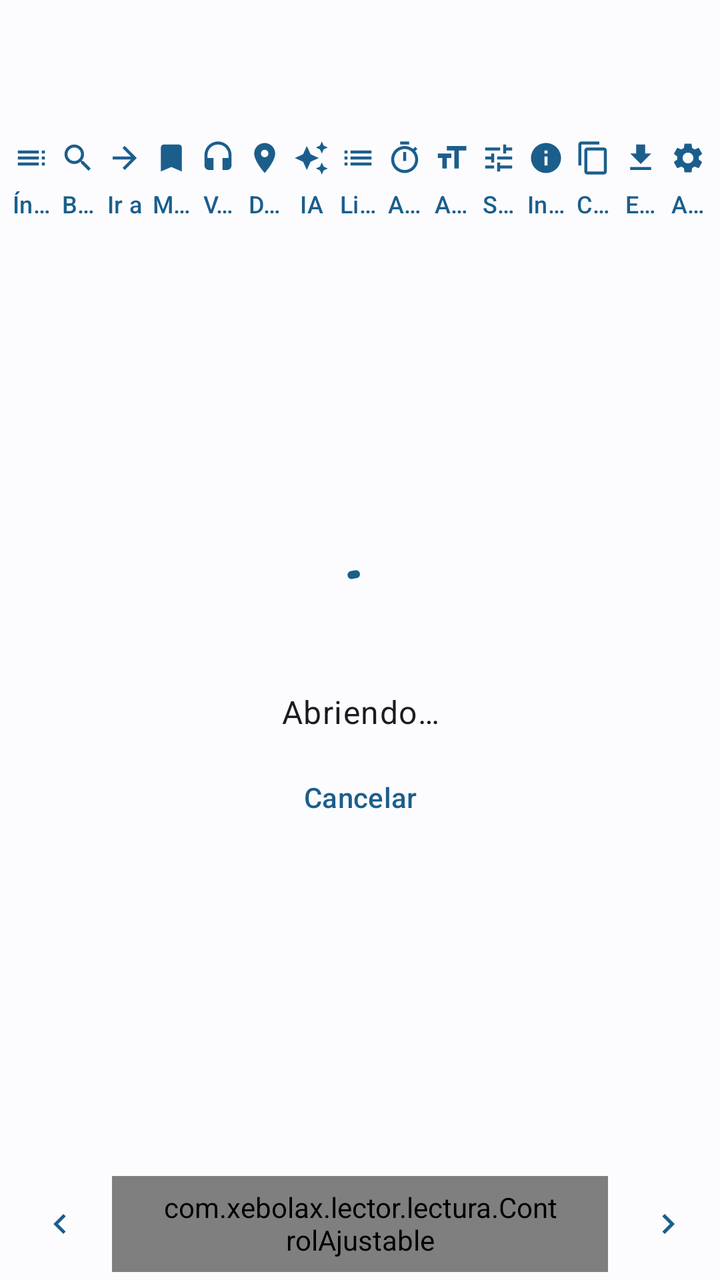
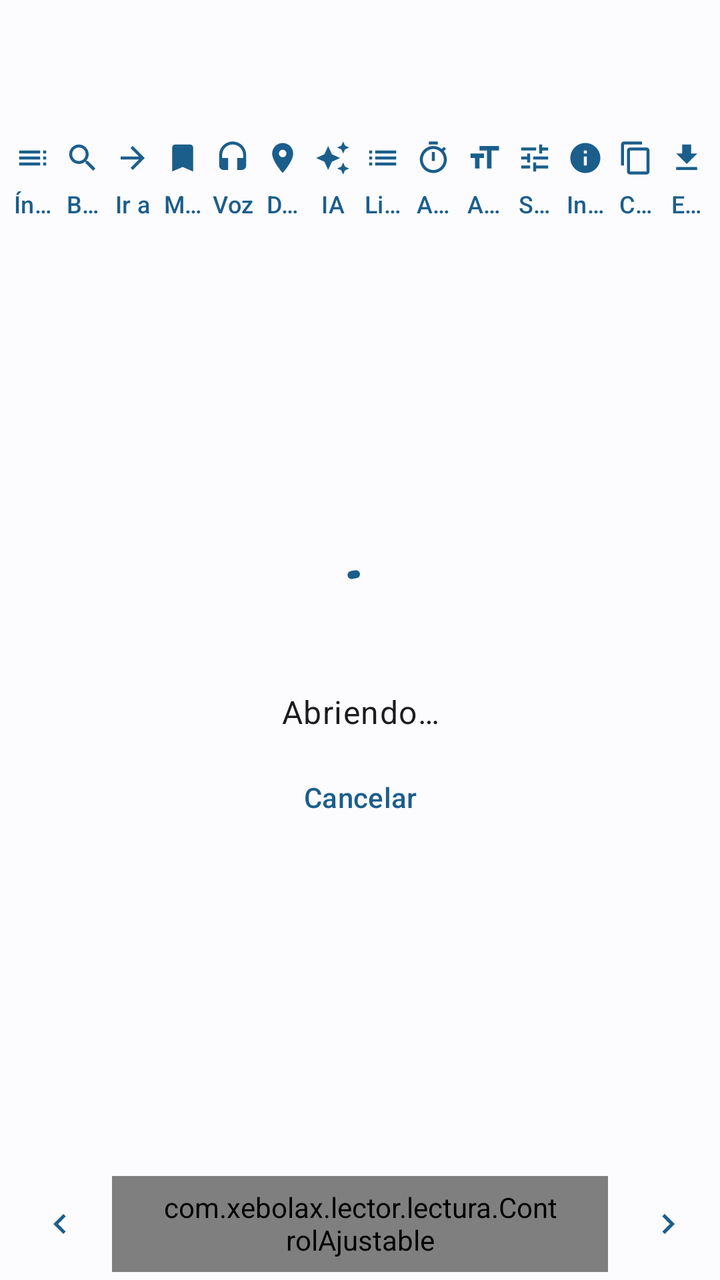

An Android layout rendered at two revisions. The XML below is the earlier revision; the diff shows what the commit changed to produce the second picture.
<!-- AndroidManifest.xml: application theme Tema.Lector -->
<!-- res/layout/activity_lector.xml -->
<?xml version="1.0" encoding="utf-8"?>
<LinearLayout xmlns:android="http://schemas.android.com/apk/res/android"
	xmlns:app="http://schemas.android.com/apk/res-auto"
	android:id="@+id/raiz"
	android:layout_width="match_parent"
	android:layout_height="match_parent"
	android:fitsSystemWindows="true"
	android:orientation="vertical">

	<com.google.android.material.appbar.MaterialToolbar
		android:id="@+id/barra"
		android:layout_width="match_parent"
		android:layout_height="?attr/actionBarSize" />

	
	<LinearLayout
		android:id="@+id/botonera"
		android:layout_width="match_parent"
		android:layout_height="wrap_content"
		android:orientation="vertical"
		android:paddingHorizontal="4dp">

		<LinearLayout
			android:layout_width="match_parent"
			android:layout_height="wrap_content"
			android:orientation="horizontal">

		<com.google.android.material.button.MaterialButton
			android:id="@+id/boton_indice"
			style="@style/Boton.Barra"
			android:contentDescription="@string/indice"
			android:text="@string/indice_corto"
			app:icon="@drawable/ic_indice" />

		<com.google.android.material.button.MaterialButton
			android:id="@+id/boton_buscar"
			style="@style/Boton.Barra"
			android:contentDescription="@string/buscar_en_libro"
			android:text="@string/buscar_corto"
			app:icon="@drawable/ic_buscar" />

		<com.google.android.material.button.MaterialButton
			android:id="@+id/boton_ir"
			style="@style/Boton.Barra"
			android:contentDescription="@string/ir_a"
			android:text="@string/ir_a_corto"
			app:icon="@drawable/ic_ir" />

		<com.google.android.material.button.MaterialButton
			android:id="@+id/boton_marcadores"
			style="@style/Boton.Barra"
			android:contentDescription="@string/marcadores_y_notas"
			android:text="@string/marcadores_corto"
			app:icon="@drawable/ic_marcador" />

		<com.google.android.material.button.MaterialButton
			android:id="@+id/boton_voz"
			style="@style/Boton.Barra"
			android:contentDescription="@string/leer_en_voz_alta"
			android:text="@string/voz_corto"
			app:icon="@drawable/ic_voz" />

		<com.google.android.material.button.MaterialButton
			android:id="@+id/boton_donde"
			style="@style/Boton.Barra"
			android:contentDescription="@string/donde_estoy"
			android:text="@string/donde_corto"
			app:icon="@drawable/ic_donde" />

		<com.google.android.material.button.MaterialButton
			android:id="@+id/boton_ia"
			style="@style/Boton.Barra"
			android:contentDescription="@string/ia_menu"
			android:text="@string/ia_corto"
			app:icon="@drawable/ic_ia" />

		<com.google.android.material.button.MaterialButton
			android:id="@+id/boton_elementos"
			style="@style/Boton.Barra"
			android:contentDescription="@string/lista_elementos"
			android:text="@string/elementos_corto"
			app:icon="@drawable/ic_lista" />

		<com.google.android.material.button.MaterialButton
			android:id="@+id/boton_temporizador"
			style="@style/Boton.Barra"
			android:contentDescription="@string/temporizador"
			android:text="@string/temporizador_corto"
			app:icon="@drawable/ic_temporizador" />

		<com.google.android.material.button.MaterialButton
			android:id="@+id/boton_aspecto"
			style="@style/Boton.Barra"
			android:contentDescription="@string/aspecto"
			android:text="@string/aspecto"
			app:icon="@drawable/ic_aspecto" />

		<com.google.android.material.button.MaterialButton
			android:id="@+id/boton_ajustes_libro"
			style="@style/Boton.Barra"
			android:contentDescription="@string/ajustes_del_libro"
			android:text="@string/ajustes_libro_corto"
			app:icon="@drawable/ic_ajustes_libro" />

		<com.google.android.material.button.MaterialButton
			android:id="@+id/boton_informacion"
			style="@style/Boton.Barra"
			android:contentDescription="@string/informacion"
			android:text="@string/informacion_corto"
			app:icon="@drawable/ic_info" />

		<com.google.android.material.button.MaterialButton
			android:id="@+id/boton_seleccionar"
			style="@style/Boton.Barra"
			android:contentDescription="@string/seleccionar_texto"
			android:text="@string/seleccionar_corto"
			app:icon="@drawable/ic_seleccionar" />

		<com.google.android.material.button.MaterialButton
			android:id="@+id/boton_exportar"
			style="@style/Boton.Barra"
			android:contentDescription="@string/exportar"
			android:text="@string/exportar_corto"
			app:icon="@drawable/ic_exportar" />

		<com.google.android.material.button.MaterialButton
			android:id="@+id/boton_ajustes"
			style="@style/Boton.Barra"
			android:contentDescription="@string/ajustes"
			android:text="@string/ajustes"
			app:icon="@drawable/ic_ajustes" />
		</LinearLayout>
	</LinearLayout>

	<FrameLayout
		android:layout_width="match_parent"
		android:layout_height="0dp"
		android:layout_weight="1">

		<androidx.recyclerview.widget.RecyclerView
			android:id="@+id/lista"
			android:layout_width="match_parent"
			android:layout_height="match_parent"
			android:clipToPadding="false"
			android:paddingBottom="24dp"
			android:scrollbars="vertical" />

		<LinearLayout
			android:id="@+id/carga"
			android:layout_width="match_parent"
			android:layout_height="match_parent"
			android:gravity="center"
			android:orientation="vertical"
			android:padding="24dp">

			<com.google.android.material.progressindicator.CircularProgressIndicator
				android:id="@+id/indicador"
				android:layout_width="wrap_content"
				android:layout_height="wrap_content"
				android:importantForAccessibility="no"
				android:indeterminate="true" />

			<TextView
				android:id="@+id/estado_carga"
				android:layout_width="wrap_content"
				android:layout_height="wrap_content"
				android:layout_marginTop="16dp"
				android:accessibilityLiveRegion="polite"
				android:gravity="center"
				android:text="@string/abriendo"
				android:textAppearance="?attr/textAppearanceBodyLarge" />

			<com.google.android.material.button.MaterialButton
				android:id="@+id/boton_cancelar_carga"
				style="@style/Widget.Material3.Button.TextButton"
				android:layout_width="wrap_content"
				android:layout_height="wrap_content"
				android:layout_marginTop="8dp"
				android:minHeight="48dp"
				android:text="@string/cancelar" />
		</LinearLayout>
	</FrameLayout>

	
	<LinearLayout
		android:id="@+id/panel_voz"
		android:layout_width="match_parent"
		android:layout_height="wrap_content"
		android:gravity="center_vertical"
		android:orientation="horizontal"
		android:paddingHorizontal="4dp"
		android:visibility="gone">

		<com.google.android.material.button.MaterialButton
			android:id="@+id/voz_parrafo_anterior"
			style="@style/Boton.Icono"
			android:contentDescription="@string/parrafo_anterior"
			app:icon="@drawable/ic_anterior_largo" />

		<com.google.android.material.button.MaterialButton
			android:id="@+id/voz_frase_anterior"
			style="@style/Boton.Icono"
			android:contentDescription="@string/frase_anterior"
			app:icon="@drawable/ic_anterior" />

		<com.google.android.material.button.MaterialButton
			android:id="@+id/voz_pausa"
			style="@style/Boton.Icono"
			android:contentDescription="@string/pausar"
			app:icon="@drawable/ic_pausa" />

		<com.google.android.material.button.MaterialButton
			android:id="@+id/voz_frase_siguiente"
			style="@style/Boton.Icono"
			android:contentDescription="@string/frase_siguiente"
			app:icon="@drawable/ic_siguiente" />

		<com.google.android.material.button.MaterialButton
			android:id="@+id/voz_parrafo_siguiente"
			style="@style/Boton.Icono"
			android:contentDescription="@string/parrafo_siguiente"
			app:icon="@drawable/ic_siguiente_largo" />

		<com.xebolax.lector.lectura.ControlAjustable
			android:id="@+id/voz_velocidad"
			style="@style/Widget.Material3.Button.TonalButton"
			android:layout_width="0dp"
			android:layout_height="wrap_content"
			android:layout_weight="1"
			android:minHeight="48dp"
			android:paddingHorizontal="4dp" />

		<com.google.android.material.button.MaterialButton
			android:id="@+id/voz_detener"
			style="@style/Boton.Icono"
			android:contentDescription="@string/detener_lectura"
			app:icon="@drawable/ic_detener" />
	</LinearLayout>

	
	<LinearLayout
		android:id="@+id/barra_navegacion"
		android:layout_width="match_parent"
		android:layout_height="wrap_content"
		android:gravity="center_vertical"
		android:orientation="horizontal"
		android:padding="4dp">

		<com.google.android.material.button.MaterialButton
			android:id="@+id/boton_anterior"
			style="@style/Boton.Icono"
			app:icon="@drawable/ic_anterior" />

		<com.xebolax.lector.lectura.ControlAjustable
			android:id="@+id/selector_elemento"
			style="@style/Widget.Material3.Button.TonalButton"
			android:layout_width="0dp"
			android:layout_height="wrap_content"
			android:layout_marginHorizontal="4dp"
			android:layout_weight="1"
			android:minHeight="48dp" />

		<com.google.android.material.button.MaterialButton
			android:id="@+id/boton_siguiente"
			style="@style/Boton.Icono"
			app:icon="@drawable/ic_siguiente" />
	</LinearLayout>
</LinearLayout>
<!-- resources referenced by this layout -->
<resources>
  <!-- drawable ic_ajustes (drawable) -->
  <?xml version="1.0" encoding="utf-8"?>
  <vector xmlns:android="http://schemas.android.com/apk/res/android"
  	android:width="24dp"
  	android:height="24dp"
  	android:autoMirrored="false"
  	android:tint="?attr/colorControlNormal"
  	android:viewportWidth="24"
  	android:viewportHeight="24">
  	<path
  		android:fillColor="@android:color/white"
  		android:pathData="M19.14,12.94c0.04,-0.3 0.06,-0.61 0.06,-0.94c0,-0.32 -0.02,-0.64 -0.07,-0.94l2.03,-1.58c0.18,-0.14 0.23,-0.41 0.12,-0.61l-1.92,-3.32c-0.12,-0.22 -0.37,-0.29 -0.59,-0.22l-2.39,0.96c-0.5,-0.38 -1.03,-0.7 -1.62,-0.94L14.4,2.81c-0.04,-0.24 -0.24,-0.41 -0.48,-0.41h-3.84c-0.24,0 -0.43,0.17 -0.47,0.41L9.25,5.35C8.66,5.59 8.12,5.92 7.63,6.29L5.24,5.33c-0.22,-0.08 -0.47,0 -0.59,0.22L2.74,8.87C2.62,9.08 2.66,9.34 2.86,9.48l2.03,1.58C4.84,11.36 4.8,11.69 4.8,12s0.02,0.64 0.07,0.94l-2.03,1.58c-0.18,0.14 -0.23,0.41 -0.12,0.61l1.92,3.32c0.12,0.22 0.37,0.29 0.59,0.22l2.39,-0.96c0.5,0.38 1.03,0.7 1.62,0.94l0.36,2.54c0.05,0.24 0.24,0.41 0.48,0.41h3.84c0.24,0 0.44,-0.17 0.47,-0.41l0.36,-2.54c0.59,-0.24 1.13,-0.56 1.62,-0.94l2.39,0.96c0.22,0.08 0.47,0 0.59,-0.22l1.92,-3.32c0.12,-0.22 0.07,-0.47 -0.12,-0.61L19.14,12.94zM12,15.6c-1.98,0 -3.6,-1.62 -3.6,-3.6s1.62,-3.6 3.6,-3.6s3.6,1.62 3.6,3.6S13.98,15.6 12,15.6z" />
  </vector>
  <string name="abriendo">Abriendo…</string>
  <string name="ajustes">Ajustes</string>
  <string name="ajustes_del_libro">Voz y velocidad de este libro</string>
  <string name="ajustes_libro_corto">Su voz</string>
  <string name="aspecto">Aspecto</string>
  <string name="buscar_corto">Buscar</string>
  <string name="buscar_en_libro">Buscar en el libro</string>
  <string name="cancelar">Cancelar</string>
  <string name="detener_lectura">Detener la lectura en voz alta</string>
  <string name="donde_corto">Dónde</string>
  <string name="donde_estoy">Dónde estoy</string>
  <string name="elementos_corto">Lista</string>
  <string name="exportar">Exportar</string>
  <string name="exportar_corto">Exportar</string>
  <string name="frase_anterior">Frase anterior</string>
  <string name="frase_siguiente">Frase siguiente</string>
  <string name="ia_corto">IA</string>
  <string name="ia_menu">Inteligencia artificial: resumir y preguntar</string>
  <string name="indice">Índice</string>
  <string name="indice_corto">Índice</string>
  <string name="informacion">Información</string>
  <string name="informacion_corto">Info</string>
  <string name="ir_a">Ir a</string>
  <string name="ir_a_corto">Ir a</string>
  <string name="leer_en_voz_alta">Leer en voz alta</string>
  <string name="lista_elementos">Lista de elementos</string>
  <string name="marcadores_corto">Marcas</string>
  <string name="marcadores_y_notas">Marcadores y notas</string>
  <string name="parrafo_anterior">Párrafo anterior</string>
  <string name="parrafo_siguiente">Párrafo siguiente</string>
  <string name="pausar">Pausar</string>
  <string name="seleccionar_corto">Copiar</string>
  <string name="seleccionar_texto">Seleccionar texto del capítulo</string>
  <string name="temporizador">Temporizador de apagado</string>
  <string name="temporizador_corto">Apagar</string>
  <string name="voz_corto">Voz</string>
  <color name="primario">#1B5E8C</color>
  <color name="sobre_primario">#FFFFFF</color>
  <color name="primario_contenedor">#CFE5FF</color>
  <color name="sobre_primario_contenedor">#001D33</color>
  <color name="secundario">#526070</color>
  <color name="fondo">#FCFCFF</color>
  <color name="sobre_fondo">#1A1C1E</color>
  <color name="superficie_variante">#DEE3EB</color>
  <color name="sobre_superficie_variante">#42474E</color>
  <!-- unchanged entries left out for length: 23 -->
</resources>

<!-- the commit's change to res/layout/activity_lector.xml (unified diff, before → after) -->
@@ -122,13 +122,6 @@
 			android:contentDescription="@string/exportar"
 			android:text="@string/exportar_corto"
 			app:icon="@drawable/ic_exportar" />
-
-		<com.google.android.material.button.MaterialButton
-			android:id="@+id/boton_ajustes"
-			style="@style/Boton.Barra"
-			android:contentDescription="@string/ajustes"
-			android:text="@string/ajustes"
-			app:icon="@drawable/ic_ajustes" />
 		</LinearLayout>
 	</LinearLayout>
 
<!-- resource entries referenced after the edit -->
@@ -1,20 +1,6 @@
 <!-- resources referenced by this layout -->
 <resources>
-  <!-- drawable ic_ajustes (drawable) -->
-  <?xml version="1.0" encoding="utf-8"?>
-  <vector xmlns:android="http://schemas.android.com/apk/res/android"
-  	android:width="24dp"
-  	android:height="24dp"
-  	android:autoMirrored="false"
-  	android:tint="?attr/colorControlNormal"
-  	android:viewportWidth="24"
-  	android:viewportHeight="24">
-  	<path
-  		android:fillColor="@android:color/white"
-  		android:pathData="M19.14,12.94c0.04,-0.3 0.06,-0.61 0.06,-0.94c0,-0.32 -0.02,-0.64 -0.07,-0.94l2.03,-1.58c0.18,-0.14 0.23,-0.41 0.12,-0.61l-1.92,-3.32c-0.12,-0.22 -0.37,-0.29 -0.59,-0.22l-2.39,0.96c-0.5,-0.38 -1.03,-0.7 -1.62,-0.94L14.4,2.81c-0.04,-0.24 -0.24,-0.41 -0.48,-0.41h-3.84c-0.24,0 -0.43,0.17 -0.47,0.41L9.25,5.35C8.66,5.59 8.12,5.92 7.63,6.29L5.24,5.33c-0.22,-0.08 -0.47,0 -0.59,0.22L2.74,8.87C2.62,9.08 2.66,9.34 2.86,9.48l2.03,1.58C4.84,11.36 4.8,11.69 4.8,12s0.02,0.64 0.07,0.94l-2.03,1.58c-0.18,0.14 -0.23,0.41 -0.12,0.61l1.92,3.32c0.12,0.22 0.37,0.29 0.59,0.22l2.39,-0.96c0.5,0.38 1.03,0.7 1.62,0.94l0.36,2.54c0.05,0.24 0.24,0.41 0.48,0.41h3.84c0.24,0 0.44,-0.17 0.47,-0.41l0.36,-2.54c0.59,-0.24 1.13,-0.56 1.62,-0.94l2.39,0.96c0.22,0.08 0.47,0 0.59,-0.22l1.92,-3.32c0.12,-0.22 0.07,-0.47 -0.12,-0.61L19.14,12.94zM12,15.6c-1.98,0 -3.6,-1.62 -3.6,-3.6s1.62,-3.6 3.6,-3.6s3.6,1.62 3.6,3.6S13.98,15.6 12,15.6z" />
-  </vector>
   <string name="abriendo">Abriendo…</string>
-  <string name="ajustes">Ajustes</string>
   <string name="ajustes_del_libro">Voz y velocidad de este libro</string>
   <string name="ajustes_libro_corto">Su voz</string>
   <string name="aspecto">Aspecto</string>
